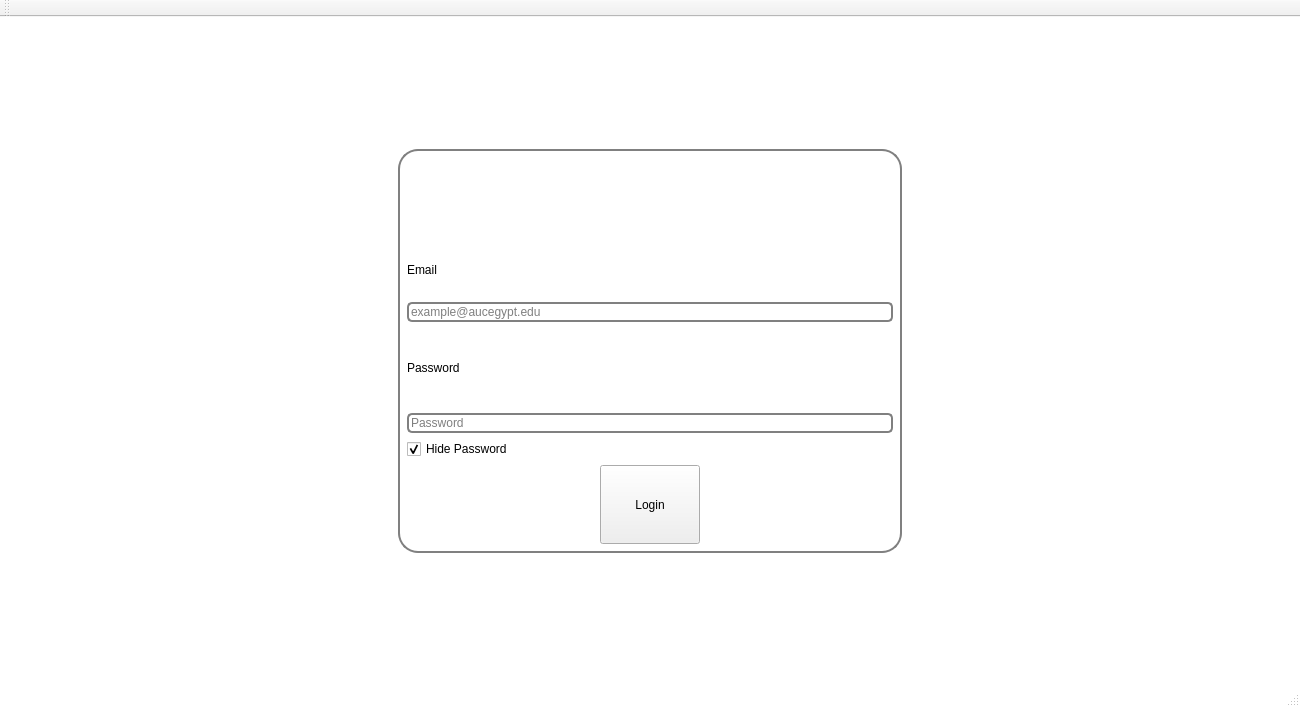
Qt form Rate_AUC/mainwindow.ui (Youssef2778/Rate-AUC-Professors-2.0) before a commit.
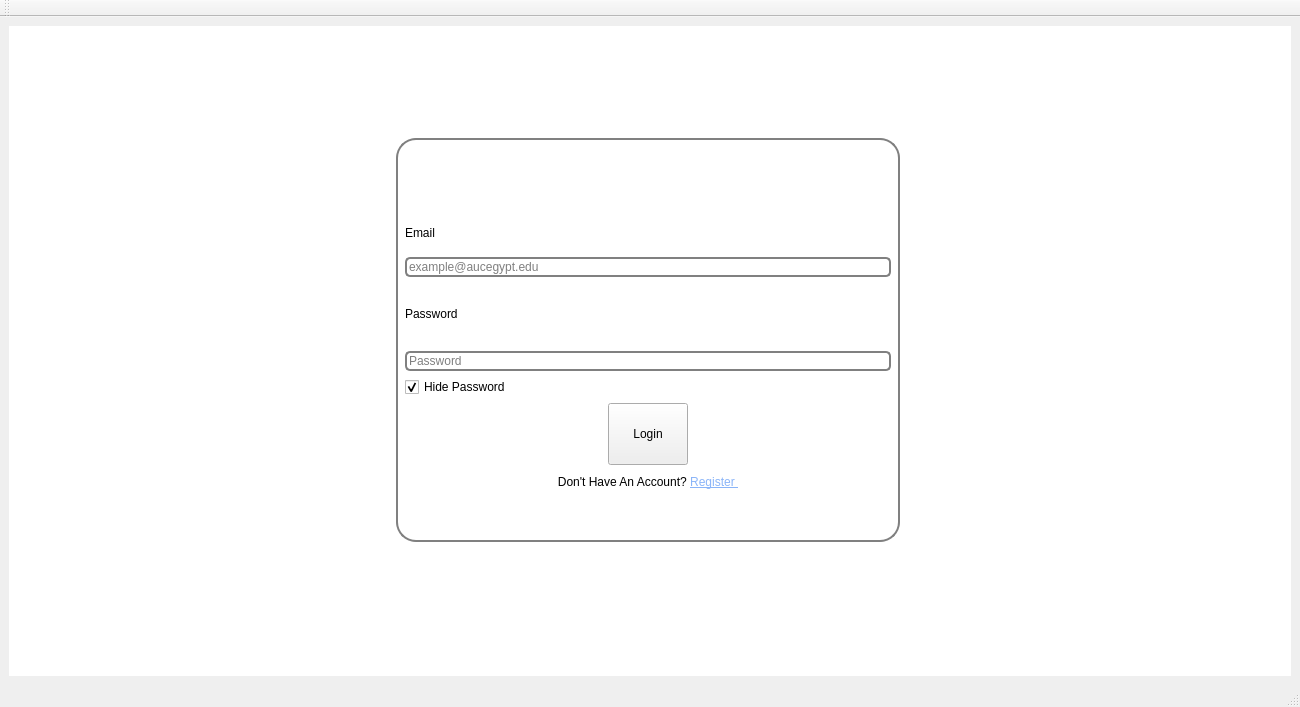
The same form after that commit. Icons and pictures are not drawn.

Commit message: Implement the ability to visit the register page from the login page (took me hours :>)

```diff
--- a/Rate_AUC/mainwindow.ui
+++ b/Rate_AUC/mainwindow.ui
@@ -17,7 +17,18 @@
    <enum>Qt::LeftToRight</enum>
   </property>
   <property name="styleSheet">
-   <string notr="true">QMainWindow {background-color: rgb(255, 255, 255);}
+   <string notr="true"/>
+  </property>
+  <widget class="QWidget" name="centralwidget">
+   <layout class="QVBoxLayout" name="verticalLayout_3">
+    <item>
+     <widget class="QStackedWidget" name="stackedWidget">
+      <property name="currentIndex">
+       <number>0</number>
+      </property>
+      <widget class="QWidget" name="page_3">
+       <property name="styleSheet">
+        <string notr="true">QWidget#page_3 {background-color: rgb(255, 255, 255);}
 
 
 .QLineEdit {
@@ -43,24 +54,39 @@
 	background-color: rgb(255, 255, 255);
 }
 
-QWidget#centralwidget {
+QWidget#page_3{
 	background-image: url(:/images/images/AUC_Background.jpeg);
 }
 
 QPushButton#pushButton {
 width: 100px;
 }
+
 </string>
   </property>
-  <widget class="QWidget" name="centralwidget">
-   <layout class="QVBoxLayout" name="verticalLayout_3">
+       <widget class="QWidget" name="horizontalLayoutWidget">
+        <property name="geometry">
+         <rect>
+          <x>-1</x>
+          <y>9</y>
+          <width>1281</width>
+          <height>611</height>
+         </rect>
+        </property>
+        <layout class="QHBoxLayout" name="horizontalLayout" stretch="0">
     <item alignment="Qt::AlignHCenter|Qt::AlignVCenter">
      <widget class="QWidget" name="widget" native="true">
-      <layout class="QVBoxLayout" name="verticalLayout_4">
+           <property name="maximumSize">
+            <size>
+             <width>500</width>
+             <height>500</height>
+            </size>
+           </property>
+           <layout class="QVBoxLayout" name="verticalLayout_11" stretch="0">
        <item>
-        <layout class="QVBoxLayout" name="verticalLayout">
+             <layout class="QVBoxLayout" name="verticalLayout_12">
          <item>
-          <widget class="QLabel" name="label">
+               <widget class="QLabel" name="label_10">
            <property name="styleSheet">
             <string notr="true"/>
            </property>
@@ -79,16 +105,19 @@
           </widget>
          </item>
          <item>
-          <layout class="QVBoxLayout" name="verticalLayout_2">
+               <layout class="QVBoxLayout" name="verticalLayout_13">
            <item>
-            <widget class="QLabel" name="label_2">
+                 <widget class="QLabel" name="label_11">
              <property name="text">
               <string>Email</string>
              </property>
+                  <property name="textFormat">
+                   <enum>Qt::PlainText</enum>
+                  </property>
             </widget>
            </item>
            <item>
-            <widget class="QLineEdit" name="lineEdit">
+                 <widget class="QLineEdit" name="lineEdit_7">
              <property name="placeholderText">
               <string>example@aucegypt.edu</string>
              </property>
@@ -97,14 +126,14 @@
           </layout>
          </item>
          <item>
-          <widget class="QLabel" name="label_3">
+               <widget class="QLabel" name="label_12">
            <property name="text">
             <string>Password</string>
            </property>
           </widget>
          </item>
          <item>
-          <widget class="QLineEdit" name="lineEdit_2">
+               <widget class="QLineEdit" name="lineEdit_8">
            <property name="inputMask">
             <string/>
            </property>
@@ -120,7 +149,7 @@
           </widget>
          </item>
          <item>
-          <widget class="QCheckBox" name="checkBox">
+               <widget class="QCheckBox" name="checkBox_4">
            <property name="text">
             <string>Hide Password</string>
            </property>
@@ -130,7 +159,7 @@
           </widget>
          </item>
          <item alignment="Qt::AlignHCenter">
-          <widget class="QPushButton" name="pushButton">
+               <widget class="QPushButton" name="pushButton_4">
            <property name="minimumSize">
             <size>
              <width>50</width>
@@ -148,9 +177,28 @@
            </property>
           </widget>
          </item>
+              <item>
+               <widget class="QLabel" name="register_label_4">
+                <property name="text">
+                 <string>&lt;html&gt;&lt;head/&gt;&lt;body&gt;&lt;p&gt;Don't Have An Account? &lt;a href=&quot;register_page.ui&quot;&gt;&lt;span style=&quot; text-decoration: underline; color:#8ab4f8;&quot;&gt;Register &lt;/span&gt;&lt;/a&gt;&lt;/p&gt;&lt;p&gt;&lt;br/&gt;&lt;/p&gt;&lt;/body&gt;&lt;/html&gt;</string>
+                </property>
+                <property name="textFormat">
+                 <enum>Qt::RichText</enum>
+                </property>
+                <property name="alignment">
+                 <set>Qt::AlignCenter</set>
+                </property>
+               </widget>
+              </item>
         </layout>
        </item>
       </layout>
+          </widget>
+         </item>
+        </layout>
+       </widget>
+      </widget>
+      <widget class="QWidget" name="page_4"/>
      </widget>
     </item>
    </layout>
```
Lines whose indentation alone changed are shown as unchanged. The commit also changes 5 other files.
